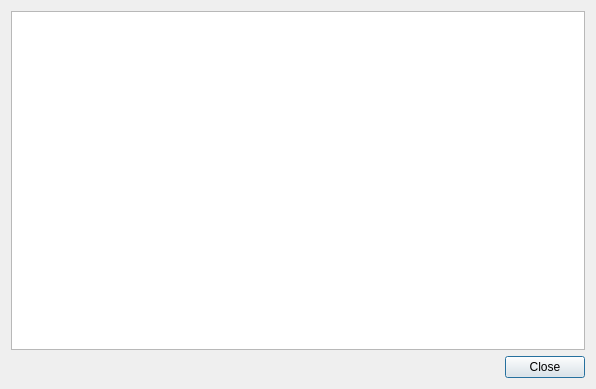
First picture: the form in src/logviewer.ui, repository kriana/SilVerPLuM, before the edit.
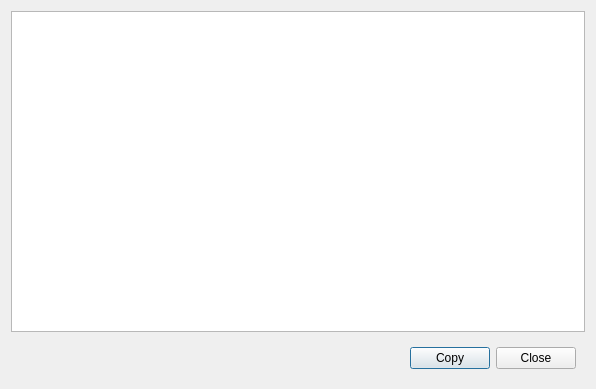
Second picture: the form after the edit. Icons and pictures are not drawn.

Commit message: + Support for separate content directory + Copy log to clipboard

Diff of the .ui file:
```diff
--- a/src/logviewer.ui
+++ b/src/logviewer.ui
@@ -29,10 +29,42 @@
     </widget>
    </item>
    <item>
-    <widget class="QDialogButtonBox" name="buttonBox">
-     <property name="standardButtons">
-      <set>QDialogButtonBox::Close</set>
-     </property>
+    <widget class="QWidget" name="widget" native="true">
+     <layout class="QHBoxLayout" name="horizontalLayout">
+      <item>
+       <spacer name="horizontalSpacer">
+        <property name="orientation">
+         <enum>Qt::Horizontal</enum>
+        </property>
+        <property name="sizeHint" stdset="0">
+         <size>
+          <width>389</width>
+          <height>20</height>
+         </size>
+        </property>
+       </spacer>
+      </item>
+      <item>
+       <widget class="QPushButton" name="btnCopy">
+        <property name="text">
+         <string>Copy</string>
+        </property>
+        <property name="icon">
+         <iconset theme="edit-copy"/>
+        </property>
+       </widget>
+      </item>
+      <item>
+       <widget class="QPushButton" name="btnClose">
+        <property name="text">
+         <string>Close</string>
+        </property>
+        <property name="icon">
+         <iconset theme="dialog-close"/>
+        </property>
+       </widget>
+      </item>
+     </layout>
     </widget>
    </item>
   </layout>
```
The commit also changes 10 other files.
